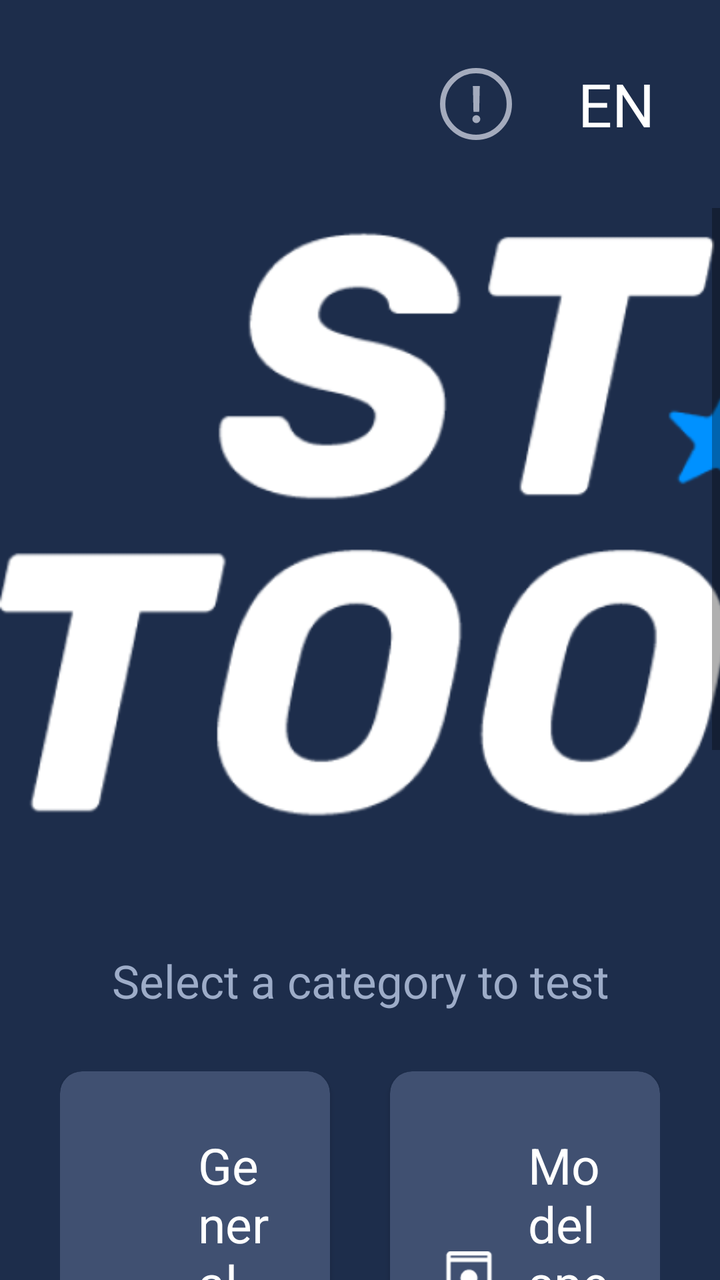
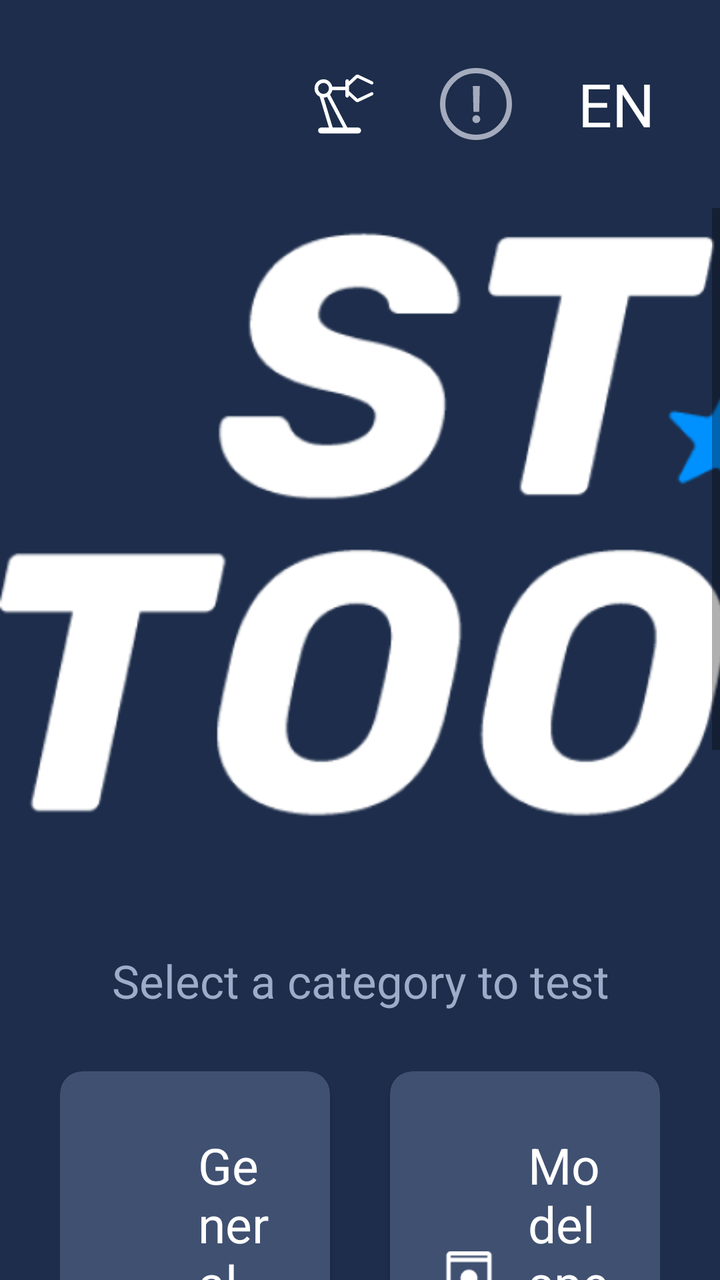

Before-and-after screenshots of an Android layout around one commit, followed by the original layout XML and the change that was made.
<!-- AndroidManifest.xml: application theme NoTitle -->
<!-- res/layout/activity_main.xml -->
<?xml version="1.0" encoding="utf-8"?>
<LinearLayout xmlns:android="http://schemas.android.com/apk/res/android"
    xmlns:app="http://schemas.android.com/apk/res-auto"
    xmlns:tools="http://schemas.android.com/tools"
    android:layout_width="match_parent"
    android:layout_height="match_parent"
    android:background="@color/colorMain"
    android:orientation="vertical"
    tools:context=".ui.activity.MainActivity">

    <RelativeLayout
        android:layout_width="match_parent"
        android:layout_height="104dp">

        <ImageView
            android:id="@+id/iv_update"
            android:layout_width="36dp"
            android:layout_height="36dp"
            android:layout_centerVertical="true"
            android:layout_marginRight="30dp"
            android:layout_toLeftOf="@+id/textlanguage"
            android:src="@drawable/ic_info" />

        <TextView
            android:id="@+id/textlanguage"
            android:layout_width="44dp"
            android:layout_height="44dp"
            android:layout_alignParentRight="true"
            android:layout_centerVertical="true"
            android:layout_marginRight="30dp"
            android:gravity="center"
            android:text="@string/language"
            android:textColor="@color/white"
            android:textSize="30dp" />

    </RelativeLayout>

    <ScrollView
        android:layout_width="match_parent"
        android:layout_height="wrap_content">

        <LinearLayout
            android:layout_width="match_parent"
            android:layout_height="wrap_content"
            android:orientation="vertical">

            <LinearLayout
                android:layout_width="wrap_content"
                android:layout_height="wrap_content"
                android:layout_gravity="center"
                android:layout_marginTop="10dp"
                android:orientation="vertical">

                <ImageView
                    android:id="@+id/logo_startoo"
                    android:layout_width="596dp"
                    android:layout_height="321dp"
                    android:src="@mipmap/startoolslogo"
                    tools:ignore="InOrMmUsage,NotSibling" />

                <TextView
                    android:layout_width="match_parent"
                    android:layout_height="wrap_content"
                    android:layout_marginTop="40dp"
                    android:gravity="center"
                    android:text="@string/select"
                    android:textColor="@color/colorFont"
                    android:textSize="23dp"
                    tools:ignore="InOrMmUsage" />

            </LinearLayout>

            <LinearLayout
                android:layout_width="match_parent"
                android:layout_height="wrap_content"
                android:layout_marginLeft="30dp"
                android:layout_marginTop="30dp"
                android:layout_marginRight="30dp"
                android:orientation="horizontal">

                <androidx.cardview.widget.CardView
                    android:layout_width="0dp"
                    android:layout_height="284dp"
                    android:layout_marginEnd="30dp"
                    android:layout_weight="1"
                    android:background="@color/colorMainLight"
                    app:cardBackgroundColor="@color/colorMainLight"
                    app:cardCornerRadius="11dp">

                    <LinearLayout
                        android:layout_width="wrap_content"
                        android:layout_height="wrap_content"
                        android:layout_marginLeft="24dp"
                        android:layout_marginTop="30dp"
                        android:layout_marginRight="24dp"
                        android:orientation="vertical">

                        <LinearLayout
                            android:layout_width="wrap_content"
                            android:layout_height="wrap_content"
                            android:gravity="center_vertical"
                            android:orientation="horizontal">

                            <ImageView
                                android:layout_width="31dp"
                                android:layout_height="31dp"
                                android:src="@drawable/ic_general"/>

                            <TextView
                                android:layout_width="wrap_content"
                                android:layout_height="wrap_content"
                                android:text="@string/General"
                                android:layout_marginLeft="14dp"
                                android:textColor="@color/white"
                                android:textSize="25dp" />
                        </LinearLayout>

                        <TextView
                            android:layout_width="wrap_content"
                            android:layout_height="wrap_content"
                            android:layout_marginTop="24dp"
                            android:text="@string/General_masg"
                            android:textColor="@color/colorFont"
                            android:textSize="23dp" />

                    </LinearLayout>

                    <LinearLayout
                        android:id="@+id/linear_general"
                        android:layout_width="wrap_content"
                        android:layout_height="wrap_content"
                        android:layout_gravity="right|bottom"
                        android:layout_marginRight="24dp"
                        android:layout_marginBottom="28dp"
                        android:gravity="center_vertical"
                        android:orientation="horizontal">

                        <TextView

                            android:layout_width="wrap_content"
                            android:layout_height="wrap_content"
                            android:text="@string/Enter"
                            android:textColor="@color/white"
                            android:textSize="25dp" />

                        <ImageView
                            android:layout_width="44dp"
                            android:layout_height="44dp"
                            android:src="@drawable/ic_arrow" />
                    </LinearLayout>
                </androidx.cardview.widget.CardView>

                <androidx.cardview.widget.CardView
                    android:layout_width="0dp"
                    android:layout_height="284dp"
                    android:layout_weight="1"
                    android:background="@color/colorMainLight"
                    app:cardBackgroundColor="@color/colorMainLight"
                    app:cardCornerRadius="11dp">


                    <LinearLayout
                        android:layout_width="wrap_content"
                        android:layout_height="wrap_content"
                        android:layout_marginLeft="24dp"
                        android:layout_marginTop="30dp"
                        android:layout_marginRight="24dp"
                        android:orientation="vertical">

                        <LinearLayout
                            android:layout_width="wrap_content"
                            android:layout_height="wrap_content"
                            android:gravity="center_vertical"
                            android:orientation="horizontal">

                            <ImageView
                                android:layout_width="31dp"
                                android:layout_height="31dp"
                                android:src="@drawable/ic_model"/>

                            <TextView
                                android:layout_width="wrap_content"
                                android:layout_height="wrap_content"
                                android:text="@string/Model"
                                android:layout_marginLeft="14dp"
                                android:textColor="@color/white"
                                android:textSize="25dp" />
                        </LinearLayout>

                        <TextView
                            android:layout_width="wrap_content"
                            android:layout_height="wrap_content"
                            android:layout_marginTop="24dp"
                            android:text="@string/Model_masg"
                            android:textColor="@color/colorFont"
                            android:textSize="23dp" />

                    </LinearLayout>

                    <LinearLayout
                        android:id="@+id/linear_model"
                        android:layout_width="wrap_content"
                        android:layout_height="wrap_content"
                        android:layout_gravity="right|bottom"
                        android:layout_marginRight="24dp"
                        android:layout_marginBottom="28dp"
                        android:gravity="center_vertical"
                        android:orientation="horizontal">

                        <TextView
                            android:layout_width="wrap_content"
                            android:layout_height="wrap_content"
                            android:text="@string/Enter"
                            android:textColor="@color/white"
                            android:textSize="25dp" />

                        <ImageView
                            android:layout_width="44dp"
                            android:layout_height="44dp"
                            android:src="@drawable/ic_arrow" />
                    </LinearLayout>
                </androidx.cardview.widget.CardView>
            </LinearLayout>

            <LinearLayout
                android:layout_width="match_parent"
                android:layout_height="wrap_content"
                android:layout_margin="30dp"
                android:orientation="horizontal">

                <androidx.cardview.widget.CardView
                    android:layout_width="0dp"
                    android:layout_height="284dp"
                    android:layout_marginEnd="30dp"
                    android:layout_weight="1"
                    android:background="@color/colorMainLight"
                    app:cardBackgroundColor="@color/colorMainLight"
                    app:cardCornerRadius="11dp">


                    <LinearLayout
                        android:layout_width="wrap_content"
                        android:layout_height="wrap_content"
                        android:layout_marginLeft="24dp"
                        android:layout_marginTop="30dp"
                        android:layout_marginRight="24dp"
                        android:orientation="vertical">

                        <LinearLayout
                            android:layout_width="wrap_content"
                            android:layout_height="wrap_content"
                            android:gravity="center_vertical"
                            android:orientation="horizontal">

                            <ImageView
                                android:layout_width="31dp"
                                android:layout_height="31dp"
                                android:src="@drawable/ic_addon"/>

                            <TextView
                                android:layout_width="wrap_content"
                                android:layout_height="wrap_content"
                                android:layout_marginLeft="14dp"
                                android:text="@string/Addon"
                                android:textColor="@color/white"
                                android:textSize="25dp" />
                        </LinearLayout>

                        <TextView
                            android:layout_width="wrap_content"
                            android:layout_height="wrap_content"
                            android:layout_marginTop="24dp"
                            android:text="@string/Addon_masg"
                            android:textColor="@color/colorFont"
                            android:textSize="23dp" />

                    </LinearLayout>

                        <LinearLayout
                            android:id="@+id/linear_addon"
                            android:layout_width="wrap_content"
                            android:layout_height="wrap_content"
                            android:layout_gravity="right|bottom"
                            android:layout_marginRight="24dp"
                            android:layout_marginBottom="28dp"
                            android:gravity="center_vertical"
                            android:orientation="horizontal">

                            <TextView

                                android:layout_width="wrap_content"
                                android:layout_height="wrap_content"
                                android:text="@string/Enter"
                                android:textColor="@color/white"
                                android:textSize="25dp" />

                            <ImageView
                                android:layout_width="44dp"
                                android:layout_height="44dp"
                                android:src="@drawable/ic_arrow" />
                        </LinearLayout>
                </androidx.cardview.widget.CardView>

                <androidx.cardview.widget.CardView
                    android:layout_width="0dp"
                    android:layout_height="284dp"
                    android:layout_weight="1"
                    android:background="@color/colorMainLight"
                    app:cardBackgroundColor="@color/colorMainLight"
                    app:cardCornerRadius="11dp">


                    <LinearLayout
                        android:layout_width="wrap_content"
                        android:layout_height="wrap_content"
                        android:layout_marginLeft="24dp"
                        android:layout_marginTop="30dp"
                        android:layout_marginRight="24dp"
                        android:orientation="vertical">

                        <LinearLayout
                            android:layout_width="wrap_content"
                            android:layout_height="wrap_content"
                            android:gravity="center_vertical"
                            android:orientation="horizontal">

                            <ImageView
                                android:layout_width="31dp"
                                android:layout_height="31dp"
                                android:src="@drawable/ic_aging"/>

                            <TextView
                                android:layout_width="wrap_content"
                                android:layout_height="wrap_content"
                                android:text="@string/Aging"
                                android:layout_marginLeft="14dp"
                                android:textColor="@color/white"
                                android:textSize="25dp" />
                        </LinearLayout>

                        <TextView
                            android:layout_width="wrap_content"
                            android:layout_height="wrap_content"
                            android:layout_marginTop="24dp"
                            android:text="@string/Aging_masg"
                            android:textColor="@color/colorFont"
                            android:textSize="23dp" />

                    </LinearLayout>

                        <LinearLayout
                            android:id="@+id/linear_aging"
                            android:layout_width="wrap_content"
                            android:layout_height="wrap_content"
                            android:layout_gravity="right|bottom"
                            android:layout_marginRight="24dp"
                            android:layout_marginBottom="28dp"
                            android:gravity="center_vertical"
                            android:orientation="horizontal">

                            <TextView

                                android:layout_width="wrap_content"
                                android:layout_height="wrap_content"
                                android:text="@string/Enter"
                                android:textColor="@color/white"
                                android:textSize="25dp" />

                            <ImageView
                                android:layout_width="44dp"
                                android:layout_height="44dp"
                                android:src="@drawable/ic_arrow" />
                        </LinearLayout>
                </androidx.cardview.widget.CardView>
            </LinearLayout>
        </LinearLayout>
    </ScrollView>
</LinearLayout>
<!-- resources referenced by this layout -->
<resources>
  <color name="colorFont">#9DACC8</color>
  <color name="colorMain">#1D2D4B</color>
  <color name="colorMainLight">#405071</color>
  <color name="white">#FFFFFFFF</color>
  <!-- drawable ic_addon: png bitmap (drawable, 1033 bytes) -->
  <!-- drawable ic_aging: png bitmap (drawable, 744 bytes) -->
  <!-- drawable ic_arrow: png bitmap (drawable, 347 bytes) -->
  <!-- drawable ic_general: png bitmap (drawable, 1347 bytes) -->
  <!-- drawable ic_info (drawable) -->
  <vector xmlns:android="http://schemas.android.com/apk/res/android"
      android:width="20dp"
      android:height="20dp"
      android:viewportWidth="20"
      android:viewportHeight="20">
    <path
        android:pathData="M10,10m-9.25,0a9.25,9.25 0,1 1,18.5 0a9.25,9.25 0,1 1,-18.5 0"
        android:strokeWidth="1.5"
        android:fillColor="#00000000"
        android:strokeColor="#A4ABBD"/>
    <path
        android:pathData="M11.0582,5L10.8942,12.1889H9.2933L9.1342,5H11.0582ZM10.0937,15.2912C9.7921,15.2912 9.5336,15.1851 9.3182,14.973C9.1061,14.7609 9,14.5024 9,14.1974C9,13.8991 9.1061,13.6439 9.3182,13.4318C9.5336,13.2197 9.7921,13.1136 10.0937,13.1136C10.3887,13.1136 10.6439,13.2197 10.8594,13.4318C11.0781,13.6439 11.1875,13.8991 11.1875,14.1974C11.1875,14.3996 11.1361,14.5836 11.0334,14.7493C10.9339,14.915 10.8014,15.0476 10.6357,15.147C10.4732,15.2431 10.2926,15.2912 10.0937,15.2912Z"
        android:fillColor="#A4ABBD"/>
  </vector>
  <!-- drawable ic_model: png bitmap (drawable, 663 bytes) -->
  <!-- mipmap startoolslogo: png bitmap (mipmap-hdpi, 34899 bytes) -->
  <string name="Addon">Addon modules</string>
  <string name="Addon_masg">Test addon modules on particular device. This test is able to find out whether a module is correctly setup.</string>
  <string name="Aging">Aging tests</string>
  <string name="Aging_masg">Test device working status under aging condition</string>
  <string name="Enter">Enter</string>
  <string name="General">General functionalities</string>
  <string name="General_masg">Test common features on all devices. This test is able to find out whether internal APIs are working properly.</string>
  <string name="Model">Model specific</string>
  <string name="Model_masg">Test specific components on particular model. This test is able to find out whether those components function correctly.</string>
  <string name="language">EN</string>
  <string name="select">Select a category to test</string>
  <style name="NoTitle" parent="Theme.AppCompat.Light.NoActionBar">
          <item name="colorPrimary">@color/colorMain</item>
          <item name="colorPrimaryDark">@color/colorMain</item>
          <item name="colorAccent">@color/colorMain</item>
          <item name="android:windowFullscreen">true</item>
          <item name="windowActionBar">false</item>
          <item name="windowNoTitle">true</item>
          <item name="android:textAppearanceListItemSmall">@style/listPopupWindow</item>
      </style>
  <style name="listPopupWindow">
          <item name="android:textSize">20mm</item>
          <item name="android:fontFamily">@font/montserrat_regular</item>
          <item name="android:textColor">@color/black</item>
      </style>
  <color name="black">#FF000000</color>
</resources>

<!-- the commit's change to res/layout/activity_main.xml (unified diff, before → after) -->
@@ -11,6 +11,14 @@
     <RelativeLayout
         android:layout_width="match_parent"
         android:layout_height="104dp">
+        <ImageView
+            android:id="@+id/iv_update1"
+            android:layout_width="36dp"
+            android:layout_height="36dp"
+            android:layout_centerVertical="true"
+            android:layout_marginRight="30dp"
+            android:layout_toLeftOf="@+id/iv_update"
+            android:src="@drawable/production_mode" />
 
         <ImageView
             android:id="@+id/iv_update"
<!-- resource entries referenced after the edit -->
@@ -24,6 +24,7 @@
         android:fillColor="#A4ABBD"/>
   </vector>
   <!-- drawable ic_model: png bitmap (drawable, 663 bytes) -->
+  <!-- drawable production_mode: vector/xml drawable (drawable, 2299 chars, omitted) -->
   <!-- mipmap startoolslogo: png bitmap (mipmap-hdpi, 34899 bytes) -->
   <string name="Addon">Addon modules</string>
   <string name="Addon_masg">Test addon modules on particular device. This test is able to find out whether a module is correctly setup.</string>
